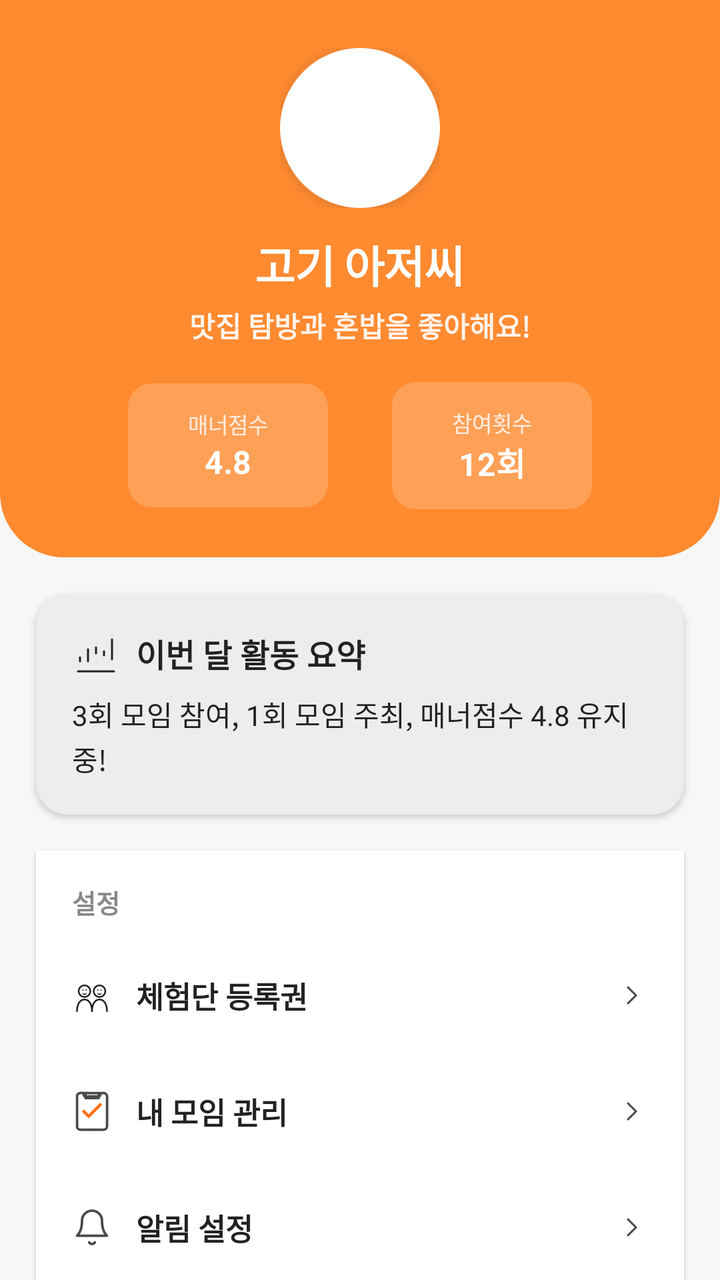
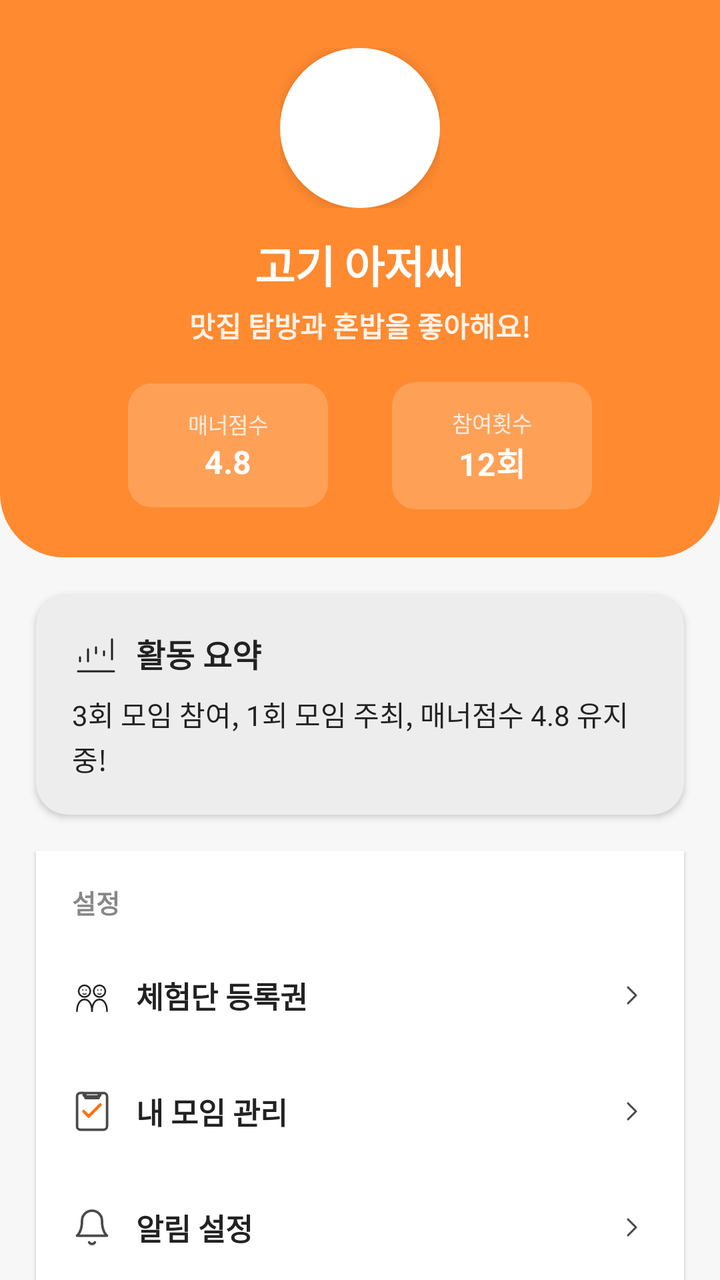

Screens rendered from an Android XML layout before and after an edit, with the pre-edit source and the edit as a unified diff.
<!-- AndroidManifest.xml: application theme Theme.Honbabapp -->
<!-- res/layout/fragment_profile.xml -->
<?xml version="1.0" encoding="utf-8"?>
<FrameLayout xmlns:android="http://schemas.android.com/apk/res/android"
    xmlns:tools="http://schemas.android.com/tools"
    android:layout_width="match_parent"
    android:layout_height="match_parent"
    tools:context=".ui.fragment.ProfileFragment">

    <LinearLayout xmlns:android="http://schemas.android.com/apk/res/android"
        xmlns:app="http://schemas.android.com/apk/res-auto"
        android:layout_width="match_parent"
        android:layout_height="match_parent"
        android:orientation="vertical"
        android:background="@color/bg_200">

        
        <LinearLayout
            android:layout_width="match_parent"
            android:layout_height="wrap_content"
            android:orientation="vertical"
            android:background="@drawable/profile_header_background"
            android:padding="24dp"
            android:gravity="center">

            
            <FrameLayout
                android:layout_width="wrap_content"
                android:layout_height="wrap_content"
                android:layout_marginBottom="12dp">

                
                <ImageView
                    android:id="@+id/iv_profile_avatar"
                    android:layout_width="80dp"
                    android:layout_height="80dp"
                    android:background="@drawable/profile_avatar_background"
                    android:elevation="4dp"
                    android:padding="3dp"/>

            </FrameLayout>

            
            <TextView
                android:id="@+id/tv_profile_nickname"
                android:layout_width="wrap_content"
                android:layout_height="wrap_content"
                android:text="고기 아저씨"
                android:textColor="@color/white"
                android:textSize="22sp"
                android:textStyle="bold"
                android:layout_marginBottom="4dp"
                android:letterSpacing="-0.02"/>

            
            <TextView
                android:id="@+id/tv_profile_status"
                android:layout_width="wrap_content"
                android:layout_height="wrap_content"
                android:text="맛집 탐방과 혼밥을 좋아해요!"
                android:textColor="@color/white"
                android:textStyle="bold"
                android:layout_marginBottom="18dp"
                android:alpha="0.9"/>

            <LinearLayout
                android:layout_width="wrap_content"
                android:layout_height="wrap_content"
                android:orientation="horizontal"
                android:gravity="center">

                
                <LinearLayout
                    android:layout_width="100dp"
                    android:layout_height="wrap_content"
                    android:orientation="vertical"
                    android:gravity="center"
                    android:background="@drawable/profile_stat_background"
                    android:padding="12dp"
                    android:layout_marginEnd="12dp">

                    <TextView
                        android:layout_width="wrap_content"
                        android:layout_height="wrap_content"
                        android:text="매너점수"
                        android:textColor="@color/white"
                        android:textSize="11sp"
                        android:alpha="0.8"/>

                    <TextView
                        android:id="@+id/tv_manner_score"
                        android:layout_width="wrap_content"
                        android:layout_height="wrap_content"
                        android:text="4.8"
                        android:textColor="@color/white"
                        android:textSize="16sp"
                        android:textStyle="bold"/>

                </LinearLayout>

                
                <LinearLayout
                    android:layout_width="100dp"
                    android:layout_height="wrap_content"
                    android:orientation="vertical"
                    android:gravity="center"
                    android:background="@drawable/profile_stat_background"
                    android:padding="12dp"
                    android:layout_marginStart="20dp">

                    <TextView
                        android:layout_width="wrap_content"
                        android:layout_height="wrap_content"
                        android:text="참여횟수"
                        android:textColor="@color/white"
                        android:textSize="11sp"
                        android:alpha="0.8"/>

                    <TextView
                        android:id="@+id/tv_participation_count"
                        android:layout_width="wrap_content"
                        android:layout_height="wrap_content"
                        android:text="12회"
                        android:textColor="@color/white"
                        android:textSize="16sp"
                        android:textStyle="bold"/>

                </LinearLayout>

            </LinearLayout>

        </LinearLayout>

        
        <ScrollView
            android:layout_width="match_parent"
            android:layout_height="match_parent"
            android:fillViewport="true"
            android:scrollbars="none">

            <LinearLayout
                android:layout_width="match_parent"
                android:layout_height="wrap_content"
                android:orientation="vertical">

                
                <androidx.cardview.widget.CardView
                    android:layout_width="match_parent"
                    android:layout_height="wrap_content"
                    android:layout_margin="18dp"
                    app:cardCornerRadius="16dp"
                    app:cardElevation="2dp"
                    app:cardBackgroundColor="@color/bg_300">

                    <LinearLayout
                        android:layout_width="match_parent"
                        android:layout_height="wrap_content"
                        android:orientation="vertical"
                        android:padding="18dp">

                        <LinearLayout
                            android:layout_width="match_parent"
                            android:layout_height="wrap_content"
                            android:orientation="horizontal"
                            android:gravity="center_vertical">

                            <ImageView
                                android:layout_width="24dp"
                                android:layout_height="24dp"
                                android:layout_marginEnd="8dp"
                                android:src="@drawable/ic_waterfall"/>

                            <TextView
                                android:layout_width="wrap_content"
                                android:layout_height="wrap_content"
                                android:text="이번 달 활동 요약"
                                android:textColor="@color/text_100"
                                android:textSize="16sp"
                                android:textStyle="bold" />

                        </LinearLayout>

                        <TextView
                            android:id="@+id/tv_monthly_summary"
                            android:layout_width="match_parent"
                            android:layout_height="wrap_content"
                            android:text="3회 모임 참여, 1회 모임 주최, 매너점수 4.8 유지 중!"
                            android:textColor="@color/text_100"
                            android:textSize="14sp"
                            android:lineSpacingExtra="2dp"
                            android:layout_marginTop="8dp" />

                    </LinearLayout>

                </androidx.cardview.widget.CardView>

                
                <LinearLayout
                    android:layout_width="match_parent"
                    android:layout_height="wrap_content"
                    android:orientation="vertical"
                    android:background="@color/bg_100"
                    android:layout_marginHorizontal="18dp"
                    android:layout_marginBottom="18dp"
                    android:elevation="1dp"
                    android:paddingVertical="8dp">

                    <TextView
                        android:layout_width="wrap_content"
                        android:layout_height="wrap_content"
                        android:text="설정"
                        android:textColor="@color/text_200"
                        android:textSize="13sp"
                        android:textStyle="bold"
                        android:layout_marginStart="18dp"
                        android:layout_marginTop="8dp"
                        android:layout_marginBottom="8dp" />

                    
                    <LinearLayout
                        android:id="@+id/menu_ticket"
                        android:layout_width="match_parent"
                        android:layout_height="wrap_content"
                        android:orientation="horizontal"
                        android:gravity="center_vertical"
                        android:padding="18dp"
                        android:background="?android:attr/selectableItemBackground"
                        android:clickable="true"
                        android:focusable="true">

                        <ImageView
                            android:layout_width="20dp"
                            android:layout_height="20dp"
                            android:src="@drawable/ic_campaign"
                            android:layout_marginEnd="12dp" />

                        <TextView
                            android:layout_width="0dp"
                            android:layout_height="wrap_content"
                            android:layout_weight="1"
                            android:text="체험단 등록권"
                            android:textColor="@color/text_100"
                            android:textSize="15sp"
                            android:textStyle="bold" />

                        <ImageView
                            android:layout_width="16dp"
                            android:layout_height="16dp"
                            android:src="@drawable/ic_chevron_right" />

                    </LinearLayout>

                    
                    <LinearLayout
                        android:id="@+id/menu_my_meetings"
                        android:layout_width="match_parent"
                        android:layout_height="wrap_content"
                        android:orientation="horizontal"
                        android:gravity="center_vertical"
                        android:padding="18dp"
                        android:background="?android:attr/selectableItemBackground"
                        android:clickable="true"
                        android:focusable="true">

                        <ImageView
                            android:layout_width="20dp"
                            android:layout_height="20dp"
                            android:src="@drawable/ic_clipboard"
                            android:layout_marginEnd="12dp" />

                        <TextView
                            android:layout_width="0dp"
                            android:layout_height="wrap_content"
                            android:layout_weight="1"
                            android:text="내 모임 관리"
                            android:textColor="@color/text_100"
                            android:textSize="15sp"
                            android:textStyle="bold" />

                        <ImageView
                            android:layout_width="16dp"
                            android:layout_height="16dp"
                            android:src="@drawable/ic_chevron_right" />

                    </LinearLayout>

                    
                    <LinearLayout
                        android:id="@+id/menu_notifications"
                        android:layout_width="match_parent"
                        android:layout_height="wrap_content"
                        android:orientation="horizontal"
                        android:gravity="center_vertical"
                        android:padding="18dp"
                        android:background="?android:attr/selectableItemBackground"
                        android:clickable="true"
                        android:focusable="true">

                        <ImageView
                            android:layout_width="20dp"
                            android:layout_height="20dp"
                            android:src="@drawable/ic_bell_menu"
                            android:layout_marginEnd="12dp" />

                        <TextView
                            android:layout_width="0dp"
                            android:layout_height="wrap_content"
                            android:layout_weight="1"
                            android:text="알림 설정"
                            android:textColor="@color/text_100"
                            android:textSize="15sp"
                            android:textStyle="bold" />

                        <ImageView
                            android:layout_width="16dp"
                            android:layout_height="16dp"
                            android:src="@drawable/ic_chevron_right" />

                    </LinearLayout>

                    
                    <LinearLayout
                        android:id="@+id/menu_support"
                        android:layout_width="match_parent"
                        android:layout_height="wrap_content"
                        android:orientation="horizontal"
                        android:gravity="center_vertical"
                        android:padding="18dp"
                        android:background="?android:attr/selectableItemBackground"
                        android:clickable="true"
                        android:focusable="true">

                        <ImageView
                            android:layout_width="20dp"
                            android:layout_height="20dp"
                            android:src="@drawable/ic_headset"
                            android:layout_marginEnd="12dp" />

                        <TextView
                            android:layout_width="0dp"
                            android:layout_height="wrap_content"
                            android:layout_weight="1"
                            android:text="고객센터"
                            android:textColor="@color/text_100"
                            android:textSize="15sp"
                            android:textStyle="bold" />

                        <ImageView
                            android:layout_width="16dp"
                            android:layout_height="16dp"
                            android:src="@drawable/ic_chevron_right" />

                    </LinearLayout>



































                    
                    <LinearLayout
                        android:id="@+id/menu_edit_profile"
                        android:layout_width="match_parent"
                        android:layout_height="wrap_content"
                        android:orientation="horizontal"
                        android:gravity="center_vertical"
                        android:padding="18dp"
                        android:background="?android:attr/selectableItemBackground"
                        android:clickable="true"
                        android:focusable="true">

                        <ImageView
                            android:layout_width="20dp"
                            android:layout_height="20dp"
                            android:src="@drawable/ic_edit_pen"
                            android:layout_marginEnd="12dp" />

                        <TextView
                            android:layout_width="0dp"
                            android:layout_height="wrap_content"
                            android:layout_weight="1"
                            android:text="프로필 수정"
                            android:textColor="@color/text_100"
                            android:textSize="15sp"
                            android:textStyle="bold" />

                        <ImageView
                            android:layout_width="16dp"
                            android:layout_height="16dp"
                            android:src="@drawable/ic_chevron_right" />

                    </LinearLayout>

                    
                    <LinearLayout
                        android:id="@+id/menu_edit_account"
                        android:layout_width="match_parent"
                        android:layout_height="wrap_content"
                        android:orientation="horizontal"
                        android:gravity="center_vertical"
                        android:padding="18dp"
                        android:background="?android:attr/selectableItemBackground"
                        android:clickable="true"
                        android:focusable="true">

                        <ImageView
                            android:layout_width="20dp"
                            android:layout_height="20dp"
                            android:src="@drawable/ic_user_account"
                            android:layout_marginEnd="12dp" />

                        <TextView
                            android:layout_width="0dp"
                            android:layout_height="wrap_content"
                            android:layout_weight="1"
                            android:text="계정 / 정보 관리"
                            android:textColor="@color/text_100"
                            android:textSize="15sp"
                            android:textStyle="bold" />

                        <ImageView
                            android:layout_width="16dp"
                            android:layout_height="16dp"
                            android:src="@drawable/ic_chevron_right" />

                    </LinearLayout>

                </LinearLayout>

                
                <View
                    android:layout_width="match_parent"
                    android:layout_height="24dp" />

            </LinearLayout>

        </ScrollView>

    </LinearLayout>

</FrameLayout>
<!-- resources referenced by this layout -->
<resources>
  <color name="bg_100">#FFFFFF</color>
  <color name="bg_200">#F7F7F7</color>
  <color name="bg_300">#EDEDED</color>
  <color name="text_100">#222222</color>
  <color name="text_200">#888888</color>
  <color name="white">#FFFFFFFF</color>
  <!-- drawable ic_bell_menu (drawable) -->
  <vector xmlns:android="http://schemas.android.com/apk/res/android"
      android:width="20dp"
      android:height="20dp"
      android:viewportWidth="24"
      android:viewportHeight="24">
  
      
      <path
          android:pathData="M18,8A6,6 0,0 0,6 8c0,7 -3,9 -3,9h18s-3,-2 -3,-9z"
          android:strokeColor="#4A4A4A"
          android:strokeWidth="1.5"
          android:strokeLineCap="round"
          android:strokeLineJoin="round"
          android:fillColor="@android:color/transparent"/>
  
      
      <path
          android:pathData="M13.73,21a2,2 0,0 1,-3.46 0"
          android:strokeColor="#4A4A4A"
          android:strokeWidth="1.5"
          android:strokeLineCap="round"
          android:strokeLineJoin="round"
          android:fillColor="@android:color/transparent"/>
  </vector>
  <!-- drawable ic_chevron_right (drawable) -->
  <vector xmlns:android="http://schemas.android.com/apk/res/android"
      android:width="16dp"
      android:height="16dp"
      android:viewportWidth="24"
      android:viewportHeight="24">
  
      <path
          android:pathData="M9,18L15,12L9,6"
          android:strokeColor="#4A4A4A"
          android:strokeWidth="1.5"
          android:strokeLineCap="round"
          android:strokeLineJoin="round" />
  </vector>
  <!-- drawable ic_headset (drawable) -->
  <vector xmlns:android="http://schemas.android.com/apk/res/android"
      android:width="20dp"
      android:height="20dp"
      android:viewportWidth="24"
      android:viewportHeight="24">
  
      
      <path
          android:pathData="M12,1A9,9 0,0 1,21 10V16A2,2 0,0 1,19 18H18A2,2 0,0 1,16 16V13A2,2 0,0 1,18 11H21A9,9 0,0 0,3 11V13A2,2 0,0 1,5 11H6A2,2 0,0 1,8 13V16A2,2 0,0 1,6 18H5A2,2 0,0 1,3 16V10A9,9 0,0 1,12 1z"
          android:strokeColor="#4A4A4A"
          android:strokeWidth="1.5"
          android:strokeLineCap="round"
          android:strokeLineJoin="round"
          android:fillColor="@android:color/transparent"/>
  
      
      <path
          android:pathData="M12,18V22"
          android:strokeColor="#4A4A4A"
          android:strokeWidth="1.5"
          android:strokeLineCap="round"/>
  </vector>
  <!-- drawable profile_avatar_background (drawable) -->
  <?xml version="1.0" encoding="utf-8"?>
  <shape xmlns:android="http://schemas.android.com/apk/res/android"
      android:shape="oval">
  
      <solid android:color="@color/white"/>
      <stroke
          android:width="4dp"
          android:color="@color/white"/>
  
  </shape>
  <!-- drawable profile_header_background (drawable) -->
  <?xml version="1.0" encoding="utf-8"?>
  <shape xmlns:android="http://schemas.android.com/apk/res/android"
      android:shape="rectangle">
  
      
      <solid
          android:color="@color/primary_100"/>
  
      
      <corners
          android:bottomLeftRadius="32dp"
          android:bottomRightRadius="32dp" />
  
  </shape>
  <!-- drawable profile_stat_background (drawable) -->
  <?xml version="1.0" encoding="utf-8"?>
  <shape xmlns:android="http://schemas.android.com/apk/res/android"
      android:shape="rectangle">
  
      
      <solid android:color="#30FFFFFF" />
      <corners android:radius="12dp" />
  
  </shape>
  <style name="Theme.Honbabapp" parent="Base.Theme.Honbabapp">
          <item name="android:windowIsTranslucent">true</item>
      </style>
  <color name="primary_100">#FF8A30</color>
  <color name="primary_200">#FF6F0F</color>
  <color name="accent_100">#00C7AE</color>
  <color name="accent_200">#2B2B2B</color>
  <!-- unchanged entries left out for length: 6 -->
</resources>

<!-- the commit's change to res/layout/fragment_profile.xml (unified diff, before → after) -->
@@ -171,7 +171,7 @@
                             <TextView
                                 android:layout_width="wrap_content"
                                 android:layout_height="wrap_content"
-                                android:text="이번 달 활동 요약"
+                                android:text="활동 요약"
                                 android:textColor="@color/text_100"
                                 android:textSize="16sp"
                                 android:textStyle="bold" />
@@ -321,7 +321,7 @@
                         android:id="@+id/menu_support"
                         android:layout_width="match_parent"
                         android:layout_height="wrap_content"
-                        android:orientation="horizontal"
+                        android:orientation= "horizontal"
                         android:gravity="center_vertical"
                         android:padding="18dp"
                         android:background="?android:attr/selectableItemBackground"
